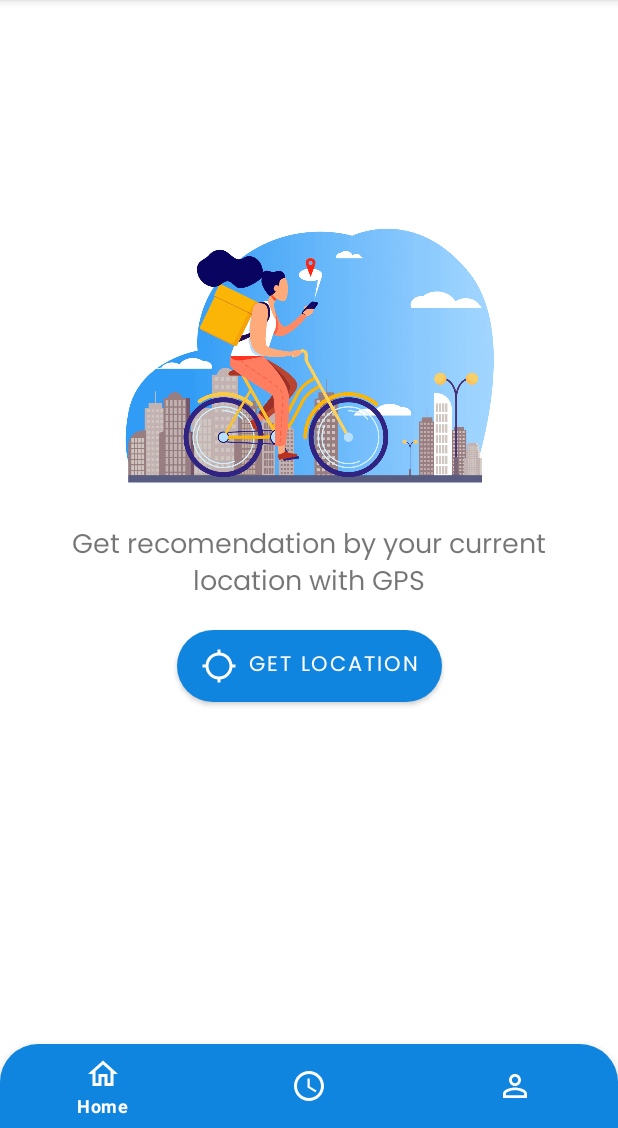
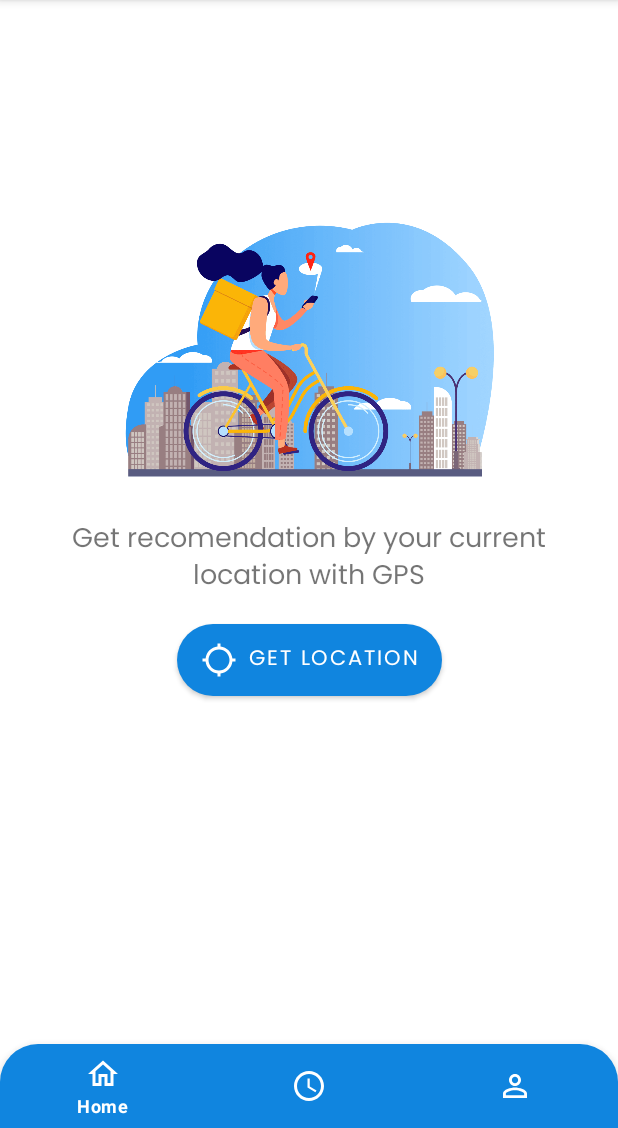
Before and after one commit to MohammadFebriyanto/ahuahu_app, an Android app: the screen it shows after launch (MainActivity), on a phone screen of 412 x 824 dp, the part 108-1236 px from its top. Run offline under Robolectric (Android 15) with nearby library versions, the phone set to English and light mode, and no system bars; our stand-ins replace Dagger/Hilt's generated code.

Commit message:
code cleanup

```diff
--- a/ahuahu-app.android/app/src/main/AndroidManifest.xml
+++ b/ahuahu-app.android/app/src/main/AndroidManifest.xml
@@ -14,7 +14,8 @@
         android:label="@string/app_name"
         android:roundIcon="@mipmap/ic_launcher_round"
         android:supportsRtl="true"
-        android:theme="@style/Theme.AhuahuApp">
+        android:theme="@style/Theme.AhuahuApp"
+        android:fullBackupContent="@xml/backup_descriptor">
         <activity android:name=".ui.SplashScreenActivity">
             <intent-filter>
                 <action android:name="android.intent.action.MAIN" />
--- a/ahuahu-app.android/app/src/main/java/com/cap0097/ahuahuapp/data/local/HistoryDao.kt
+++ b/ahuahu-app.android/app/src/main/java/com/cap0097/ahuahuapp/data/local/HistoryDao.kt
@@ -5,7 +5,7 @@ import androidx.room.Dao
 import androidx.room.Insert
 import androidx.room.OnConflictStrategy
 import androidx.room.Query
-import com.aprian1337.sarap.utils.Constants
+import com.cap0097.ahuahuapp.utils.Constants
 
 @Dao
 interface HistoryDao {
--- a/ahuahu-app.android/app/src/main/java/com/cap0097/ahuahuapp/data/local/HistoryEntity.kt
+++ b/ahuahu-app.android/app/src/main/java/com/cap0097/ahuahuapp/data/local/HistoryEntity.kt
@@ -2,7 +2,7 @@ package com.cap0097.ahuahuapp.data.local
 
 import androidx.room.Entity
 import androidx.room.PrimaryKey
-import com.aprian1337.sarap.utils.Constants
+import com.cap0097.ahuahuapp.utils.Constants
 
 @Entity(tableName = Constants.TABLE_NAME_HISTORY)
 data class HistoryEntity(
--- a/ahuahu-app.android/app/src/main/java/com/cap0097/ahuahuapp/data/remote/ApiService.kt
+++ b/ahuahu-app.android/app/src/main/java/com/cap0097/ahuahuapp/data/remote/ApiService.kt
@@ -1,10 +1,9 @@
 package com.cap0097.ahuahuapp.data.remote
 
 import com.cap0097.ahuahuapp.data.remote.response.ResultResponse
-import com.aprian1337.sarap.utils.Constants
+import com.cap0097.ahuahuapp.utils.Constants
 import com.cap0097.ahuahuapp.data.remote.response.ItemsItem
 import com.cap0097.ahuahuapp.data.remote.response.RevGeocodeResponse
-import retrofit2.Call
 import retrofit2.http.GET
 import retrofit2.http.Query
 
--- a/ahuahu-app.android/app/src/main/java/com/cap0097/ahuahuapp/data/remote/network/ApiResponse.kt
+++ /dev/null
@@ -1,6 +0,0 @@
-package com.cap0097.ahuahuapp.data.remote.network
-
-sealed class ApiResponse<out R> {
-    data class Success<out T>(val data: T) : ApiResponse<T>()
-    data class Error(val errorMessage: String) : ApiResponse<Nothing>()
-}
--- a/ahuahu-app.android/app/src/main/java/com/cap0097/ahuahuapp/di/DatabaseModule.kt
+++ b/ahuahu-app.android/app/src/main/java/com/cap0097/ahuahuapp/di/DatabaseModule.kt
@@ -2,7 +2,7 @@ package com.cap0097.ahuahuapp.di
 
 import android.content.Context
 import androidx.room.Room
-import com.aprian1337.sarap.utils.Constants
+import com.cap0097.ahuahuapp.utils.Constants
 import com.cap0097.ahuahuapp.data.local.AppDatabase
 import com.cap0097.ahuahuapp.data.local.HistoryDao
 import dagger.Module
--- a/ahuahu-app.android/app/src/main/java/com/cap0097/ahuahuapp/di/NetworkModule.kt
+++ b/ahuahu-app.android/app/src/main/java/com/cap0097/ahuahuapp/di/NetworkModule.kt
@@ -1,6 +1,6 @@
 package com.cap0097.ahuahuapp.di
 
-import com.aprian1337.sarap.utils.Constants
+import com.cap0097.ahuahuapp.utils.Constants
 import com.cap0097.ahuahuapp.data.remote.ApiService
 import dagger.Module
 import dagger.Provides
--- a/ahuahu-app.android/app/src/main/java/com/cap0097/ahuahuapp/ui/history/HistoryAdapter.kt
+++ b/ahuahu-app.android/app/src/main/java/com/cap0097/ahuahuapp/ui/history/HistoryAdapter.kt
@@ -1,5 +1,6 @@
 package com.cap0097.ahuahuapp.ui.history
 
+import android.annotation.SuppressLint
 import android.view.LayoutInflater
 import android.view.ViewGroup
 import androidx.recyclerview.widget.RecyclerView
@@ -23,6 +24,7 @@ class HistoryAdapter: RecyclerView.Adapter<HistoryAdapter.MainViewHolder>() {
         return MainViewHolder(binding)
     }
 
+    @SuppressLint("SetTextI18n")
     override fun onBindViewHolder(holder: MainViewHolder, position: Int) {
         val historyData = historyData[position]
         holder.binding.let {
--- a/ahuahu-app.android/app/src/main/java/com/cap0097/ahuahuapp/ui/history/HistoryFragment.kt
+++ b/ahuahu-app.android/app/src/main/java/com/cap0097/ahuahuapp/ui/history/HistoryFragment.kt
@@ -23,7 +23,7 @@ class HistoryFragment : Fragment() {
     override fun onCreateView(
         inflater: LayoutInflater, container: ViewGroup?,
         savedInstanceState: Bundle?
-    ): View? {
+    ): View {
         _binding = FragmentHistoryBinding.inflate(inflater, container, false)
         return binding.root
     }
--- a/ahuahu-app.android/app/src/main/java/com/cap0097/ahuahuapp/utils/Constants.kt
+++ b/ahuahu-app.android/app/src/main/java/com/cap0097/ahuahuapp/utils/Constants.kt
@@ -1,4 +1,4 @@
-package com.aprian1337.sarap.utils
+package com.cap0097.ahuahuapp.utils
 
 import com.cap0097.ahuahuapp.BuildConfig
 
--- a/ahuahu-app.android/app/src/main/res/layout/activity_main.xml
+++ b/ahuahu-app.android/app/src/main/res/layout/activity_main.xml
@@ -21,6 +21,7 @@
         android:id="@+id/container"
         android:layout_width="0dp"
         android:layout_height="0dp"
+        android:layout_marginBottom="16dp"
         app:layout_constraintBottom_toTopOf="@+id/nav_view"
         app:layout_constraintEnd_toEndOf="parent"
         app:layout_constraintStart_toStartOf="parent"
--- a/ahuahu-app.android/app/src/main/res/layout/custom_toolbar.xml
+++ b/ahuahu-app.android/app/src/main/res/layout/custom_toolbar.xml
@@ -30,6 +30,7 @@
                 android:layout_width="150dp"
                 android:layout_height="0dp"
                 android:src="@drawable/logo_white"
+                android:contentDescription="TODO"
                 app:layout_constraintBottom_toBottomOf="parent"
                 app:layout_constraintEnd_toEndOf="@+id/toolbar"
                 app:layout_constraintStart_toStartOf="parent"
--- a/ahuahu-app.android/app/src/main/res/layout/fragment_about.xml
+++ b/ahuahu-app.android/app/src/main/res/layout/fragment_about.xml
@@ -16,6 +16,7 @@
         android:src="@drawable/logo_square"
         app:layout_constraintEnd_toEndOf="parent"
         app:layout_constraintStart_toStartOf="parent"
-        app:layout_constraintTop_toTopOf="parent" />
+        app:layout_constraintTop_toTopOf="parent"
+        android:contentDescription="TODO" />
 
 </androidx.constraintlayout.widget.ConstraintLayout>
--- a/ahuahu-app.android/app/src/main/res/layout/get_location.xml
+++ b/ahuahu-app.android/app/src/main/res/layout/get_location.xml
@@ -17,7 +17,8 @@
         app:layout_constraintHorizontal_bias="0.0"
         app:layout_constraintStart_toStartOf="parent"
         app:layout_constraintTop_toTopOf="parent"
-        app:layout_constraintVertical_bias="0.269" />
+        app:layout_constraintVertical_bias="0.269"
+        android:contentDescription="TODO" />
 
     <TextView
         android:id="@+id/tvLabel"
@@ -42,7 +43,7 @@
         android:drawableLeft="@drawable/ic_baseline_location_searching_24"
         android:drawableTint="@color/white"
         android:fontFamily="@font/poppins_regular"
-        android:text="Get Location"
+        android:text="@string/get_location"
         android:layout_marginTop="16dp"
         app:layout_constraintEnd_toEndOf="@+id/tvLabel"
         app:layout_constraintStart_toStartOf="@+id/tvLabel"
--- a/ahuahu-app.android/app/src/main/res/values/strings.xml
+++ b/ahuahu-app.android/app/src/main/res/values/strings.xml
@@ -10,4 +10,9 @@
     <string name="label_loading_main">Still working...\n Please wait for a moment :)</string>
     <string name="address">Address</string>
     <string name="kualitas_udara_baik">KUALITAS UDARA : BAIK</string>
+    <string name="logo_header">Logo Header</string>
+    <string name="get_location">Get Location</string>
+    <string name="location">Location :</string>
+    <string name="date">Date :</string>
+    <string name="silakan_berolahraga">Silakan berolahraga</string>
 </resources>
--- /dev/null
+++ b/ahuahu-app.android/app/src/main/res/xml/backup_descriptor.xml
@@ -0,0 +1,4 @@
+<?xml version="1.0" encoding="utf-8"?>
+<full-backup-content>
+    <!-- Exclude specific shared preferences that contain GCM registration Id -->
+</full-backup-content>
```
Also changed, not shown: ahuahu-app.android/app/src/main/java/com/cap0097/ahuahuapp/data/remote/ApiClient.kt (deleted, +0 -10 lines), ahuahu-app.android/app/src/main/java/com/cap0097/ahuahuapp/ui/home/HomeFragment.kt (+9 -7 lines), ahuahu-app.android/app/src/main/res/layout/list_history.xml (+3 -5 lines), ahuahu-app.android/app/src/main/res/layout/result.xml (+4 -3 lines).
